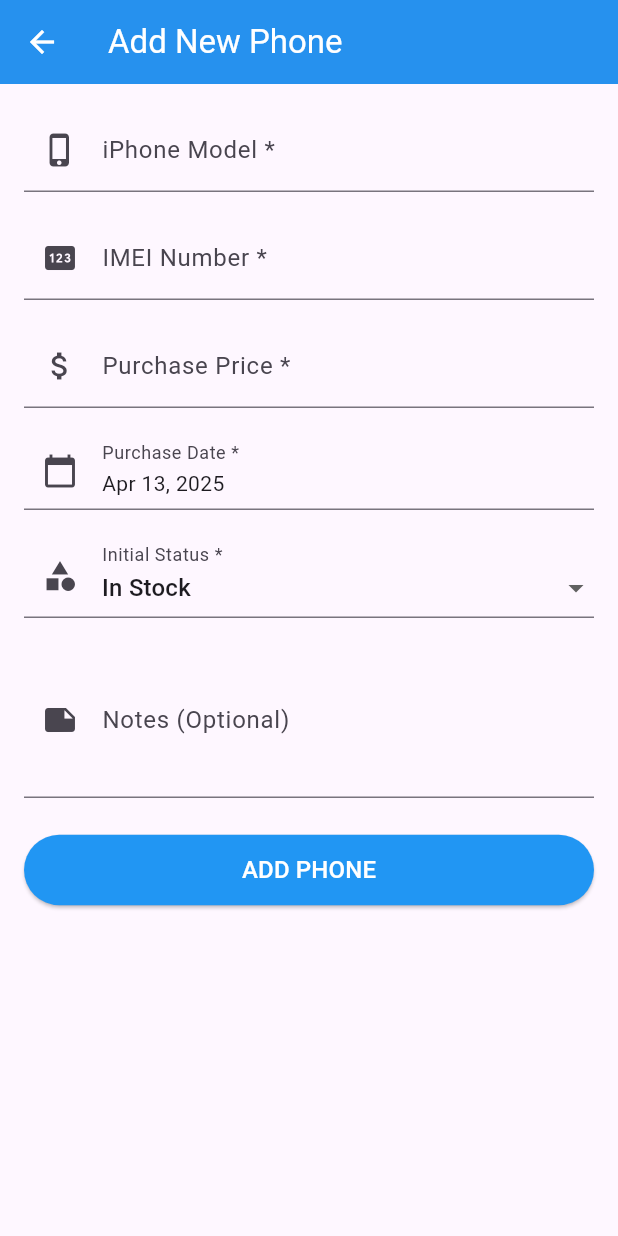
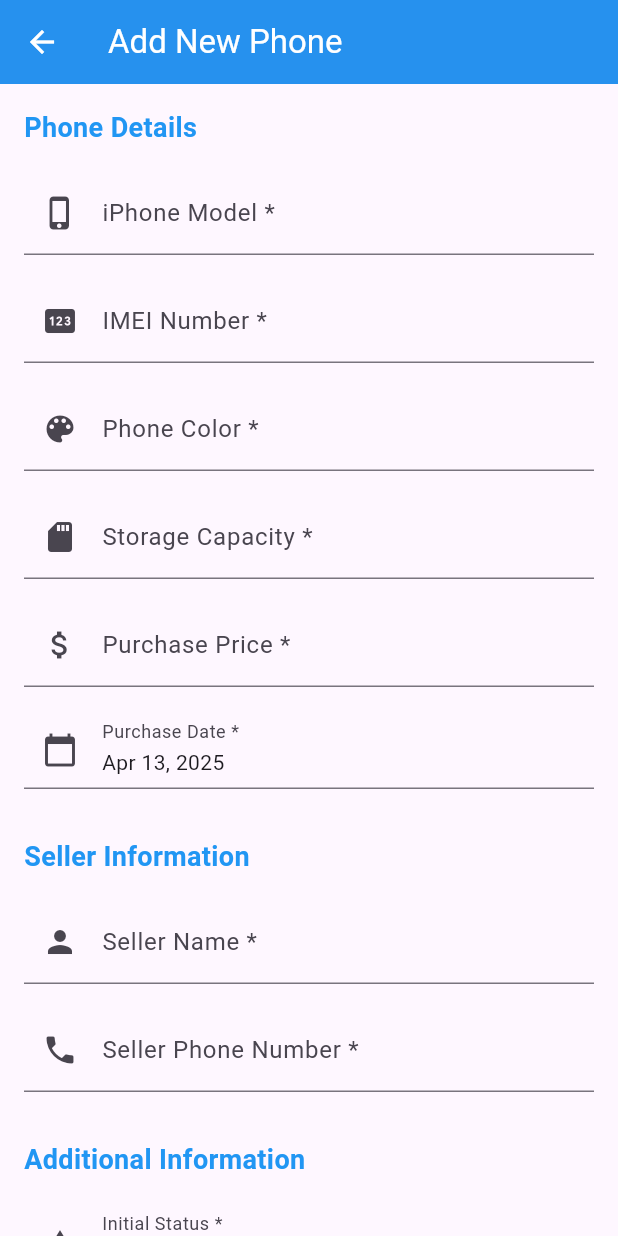
Before and after one commit to kurniawansivan/jbiphone-stock, a Flutter app: the screen it shows after launch, after a tap on the "add" icon, on a phone screen of 412 x 824 dp. Run offline on Flutter 3.47's test engine with Material 2 defaults, Android fonts, the phone set to English and light mode, and no system bars; our stand-ins replace sqflite; accounts and stored records are empty.

Commit message:
Feat: Add color, capacity and seller info

```diff
--- a/lib/database/database_helper.dart
+++ b/lib/database/database_helper.dart
@@ -24,8 +24,9 @@ class DatabaseHelper {
 
     return await openDatabase(
       path,
-      version: 1,
+      version: 2,
       onCreate: _onCreate,
+      onUpgrade: _onUpgrade,
     );
   }
 
@@ -37,6 +38,10 @@ class DatabaseHelper {
         imei TEXT NOT NULL UNIQUE,
         purchase_date INTEGER NOT NULL,
         purchase_price REAL NOT NULL,
+        color TEXT NOT NULL,
+        capacity TEXT NOT NULL,
+        seller_name TEXT NOT NULL,
+        seller_phone TEXT NOT NULL,
         notes TEXT,
         status INTEGER NOT NULL,
         buyer_name TEXT,
@@ -45,6 +50,16 @@ class DatabaseHelper {
         sale_price REAL
       )
     ''');
+  }
+
+  Future<void> _onUpgrade(Database db, int oldVersion, int newVersion) async {
+    if (oldVersion < 2) {
+      // Add new columns for the color, capacity, seller name and phone
+      await db.execute('ALTER TABLE phones ADD COLUMN color TEXT DEFAULT ""');
+      await db.execute('ALTER TABLE phones ADD COLUMN capacity TEXT DEFAULT ""');
+      await db.execute('ALTER TABLE phones ADD COLUMN seller_name TEXT DEFAULT ""');
+      await db.execute('ALTER TABLE phones ADD COLUMN seller_phone TEXT DEFAULT ""');
+    }
   }
 
   // CRUD Operations for Phones
--- a/lib/models/phone.dart
+++ b/lib/models/phone.dart
@@ -6,6 +6,10 @@ class Phone {
   final String imei;
   final DateTime purchaseDate;
   final double purchasePrice;
+  final String color;
+  final String capacity;
+  final String sellerName;
+  final String sellerPhone;
   String? notes;
   PhoneStatus status;
 
@@ -21,6 +25,10 @@ class Phone {
     required this.imei,
     required this.purchaseDate,
     required this.purchasePrice,
+    required this.color,
+    required this.capacity,
+    required this.sellerName,
+    required this.sellerPhone,
     this.notes,
     this.status = PhoneStatus.inStock,
     this.buyerName,
@@ -45,6 +53,10 @@ class Phone {
       'imei': imei,
       'purchase_date': purchaseDate.millisecondsSinceEpoch,
       'purchase_price': purchasePrice,
+      'color': color,
+      'capacity': capacity,
+      'seller_name': sellerName,
+      'seller_phone': sellerPhone,
       'notes': notes,
       'status': status.index,
       'buyer_name': buyerName,
@@ -62,6 +74,10 @@ class Phone {
       imei: map['imei'],
       purchaseDate: DateTime.fromMillisecondsSinceEpoch(map['purchase_date']),
       purchasePrice: map['purchase_price'],
+      color: map['color'] ?? '',
+      capacity: map['capacity'] ?? '',
+      sellerName: map['seller_name'] ?? '',
+      sellerPhone: map['seller_phone'] ?? '',
       notes: map['notes'],
       status: PhoneStatus.values[map['status']],
       buyerName: map['buyer_name'],
--- a/lib/providers/phone_provider.dart
+++ b/lib/providers/phone_provider.dart
@@ -43,6 +43,10 @@ class PhoneProvider with ChangeNotifier {
       imei: phone.imei,
       purchaseDate: phone.purchaseDate,
       purchasePrice: phone.purchasePrice,
+      color: phone.color,
+      capacity: phone.capacity,
+      sellerName: phone.sellerName,
+      sellerPhone: phone.sellerPhone,
       notes: phone.notes,
       status: phone.status,
     );
--- a/lib/screens/add_phone_screen.dart
+++ b/lib/screens/add_phone_screen.dart
@@ -18,6 +18,10 @@ class _AddPhoneScreenState extends State<AddPhoneScreen> {
   final _modelController = TextEditingController();
   final _imeiController = TextEditingController();
   final _priceController = TextEditingController();
+  final _colorController = TextEditingController();
+  final _capacityController = TextEditingController();
+  final _sellerNameController = TextEditingController();
+  final _sellerPhoneController = TextEditingController();
   final _notesController = TextEditingController();
   DateTime _purchaseDate = DateTime.now();
   PhoneStatus _initialStatus = PhoneStatus.inStock;
@@ -27,6 +31,10 @@ class _AddPhoneScreenState extends State<AddPhoneScreen> {
     _modelController.dispose();
     _imeiController.dispose();
     _priceController.dispose();
+    _colorController.dispose();
+    _capacityController.dispose();
+    _sellerNameController.dispose();
+    _sellerPhoneController.dispose();
     _notesController.dispose();
     super.dispose();
   }
@@ -54,6 +62,10 @@ class _AddPhoneScreenState extends State<AddPhoneScreen> {
         imei: _imeiController.text.trim(),
         purchaseDate: _purchaseDate,
         purchasePrice: double.parse(_priceController.text),
+        color: _colorController.text.trim(),
+        capacity: _capacityController.text.trim(),
+        sellerName: _sellerNameController.text.trim(),
+        sellerPhone: _sellerPhoneController.text.trim(),
         notes: _notesController.text.trim(),
         status: _initialStatus,
       );
@@ -82,6 +94,17 @@ class _AddPhoneScreenState extends State<AddPhoneScreen> {
           child: Column(
             crossAxisAlignment: CrossAxisAlignment.stretch,
             children: [
+              // Section Title - Phone Details
+              const Text(
+                'Phone Details',
+                style: TextStyle(
+                  fontSize: 18,
+                  fontWeight: FontWeight.bold,
+                  color: Colors.blue,
+                ),
+              ),
+              const SizedBox(height: 16),
+
               // Model
               TextFormField(
                 controller: _modelController,
@@ -125,12 +148,48 @@ class _AddPhoneScreenState extends State<AddPhoneScreen> {
               ),
               const SizedBox(height: 16),
 
+              // Color
+              TextFormField(
+                controller: _colorController,
+                decoration: const InputDecoration(
+                  labelText: 'Phone Color *',
+                  hintText: 'e.g. Black, Silver, Gold',
+                  prefixIcon: Icon(Icons.color_lens),
+                ),
+                textCapitalization: TextCapitalization.words,
+                validator: (value) {
+                  if (value == null || value.trim().isEmpty) {
+                    return 'Please enter the phone color';
+                  }
+                  return null;
+                },
+              ),
+              const SizedBox(height: 16),
+
+              // Capacity
+              TextFormField(
+                controller: _capacityController,
+                decoration: const InputDecoration(
+                  labelText: 'Storage Capacity *',
+                  hintText: 'e.g. 64GB, 128GB, 256GB',
+                  prefixIcon: Icon(Icons.sd_storage),
+                ),
+                textCapitalization: TextCapitalization.words,
+                validator: (value) {
+                  if (value == null || value.trim().isEmpty) {
+                    return 'Please enter the storage capacity';
+                  }
+                  return null;
+                },
+              ),
+              const SizedBox(height: 16),
+
               // Purchase Price
               TextFormField(
                 controller: _priceController,
                 decoration: const InputDecoration(
                   labelText: 'Purchase Price *',
-                  hintText: 'e.g. 500.00',
+                  hintText: 'e.g. 5000000',
                   prefixIcon: Icon(Icons.attach_money),
                 ),
                 keyboardType:
@@ -161,6 +220,67 @@ class _AddPhoneScreenState extends State<AddPhoneScreen> {
                   child: Text(
                     Formatters.formatDate(_purchaseDate),
                   ),
+                ),
+              ),
+              const SizedBox(height: 32),
+
+              // Section Title - Seller Information
+              const Text(
+                'Seller Information',
+                style: TextStyle(
+                  fontSize: 18,
+                  fontWeight: FontWeight.bold,
+                  color: Colors.blue,
+                ),
+              ),
+              const SizedBox(height: 16),
+
+              // Seller Name
+              TextFormField(
+                controller: _sellerNameController,
+                decoration: const InputDecoration(
+                  labelText: 'Seller Name *',
+                  hintText: 'Enter the seller\'s name',
+                  prefixIcon: Icon(Icons.person),
+                ),
+                textCapitalization: TextCapitalization.words,
+                validator: (value) {
+                  if (value == null || value.trim().isEmpty) {
+                    return 'Please enter the seller\'s name';
+                  }
+                  return null;
+                },
+              ),
+              const SizedBox(height: 16),
+
+              // Seller Phone
+              TextFormField(
+                controller: _sellerPhoneController,
+                decoration: const InputDecoration(
+                  labelText: 'Seller Phone Number *',
+                  hintText: 'e.g. 08123456789',
+                  prefixIcon: Icon(Icons.phone),
+                ),
+                keyboardType: TextInputType.phone,
+                inputFormatters: [
+                  FilteringTextInputFormatter.digitsOnly,
+                ],
+                validator: (value) {
+                  if (value == null || value.trim().isEmpty) {
+                    return 'Please enter the seller\'s phone number';
+                  }
+                  return null;
+                },
+              ),
+              const SizedBox(height: 32),
+
+              // Section Title - Additional Information
+              const Text(
+                'Additional Information',
+                style: TextStyle(
+                  fontSize: 18,
+                  fontWeight: FontWeight.bold,
+                  color: Colors.blue,
                 ),
               ),
               const SizedBox(height: 16),
@@ -208,7 +328,7 @@ class _AddPhoneScreenState extends State<AddPhoneScreen> {
                 ),
                 maxLines: 3,
               ),
-              const SizedBox(height: 24),
+              const SizedBox(height: 32),
 
               // Submit Button
               ElevatedButton(
--- a/lib/screens/inventory_screen.dart
+++ b/lib/screens/inventory_screen.dart
@@ -225,7 +225,7 @@ class _InventoryScreenState extends State<InventoryScreen>
             margin: const EdgeInsets.symmetric(horizontal: 8, vertical: 4),
             child: ListTile(
               title: Text(
-                phone.model,
+                "${phone.model} - ${phone.capacity} ${phone.color}",
                 style: const TextStyle(fontWeight: FontWeight.bold),
               ),
               subtitle: Column(
--- a/lib/screens/phone_detail_screen.dart
+++ b/lib/screens/phone_detail_screen.dart
@@ -158,6 +158,12 @@ class PhoneDetailScreen extends StatelessWidget {
             // Phone model
             _buildDetailRow('Model', phone.model),
 
+            // Color
+            _buildDetailRow('Color', phone.color),
+
+            // Capacity
+            _buildDetailRow('Capacity', phone.capacity),
+
             // IMEI
             _buildDetailRow('IMEI', phone.imei),
 
@@ -172,6 +178,25 @@ class PhoneDetailScreen extends StatelessWidget {
             // Notes
             if (phone.notes != null && phone.notes!.isNotEmpty)
               _buildDetailRow('Notes', phone.notes!),
+
+            const SizedBox(height: 16),
+
+            // Seller Information Section
+            const Text(
+              'Seller Information',
+              style: TextStyle(
+                fontSize: 18,
+                fontWeight: FontWeight.bold,
+              ),
+            ),
+            const SizedBox(height: 8),
+            const Divider(),
+
+            // Seller Name
+            _buildDetailRow('Seller Name', phone.sellerName),
+
+            // Seller Phone
+            _buildDetailRow('Seller Phone', phone.sellerPhone),
 
             const SizedBox(height: 16),
 
```
